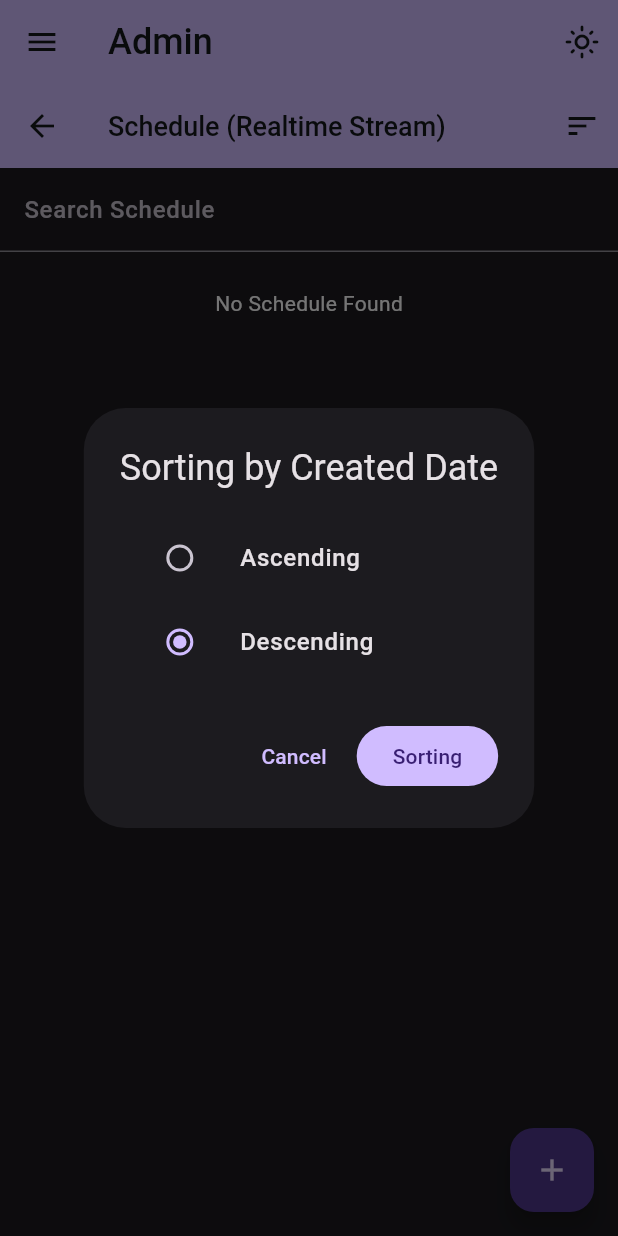
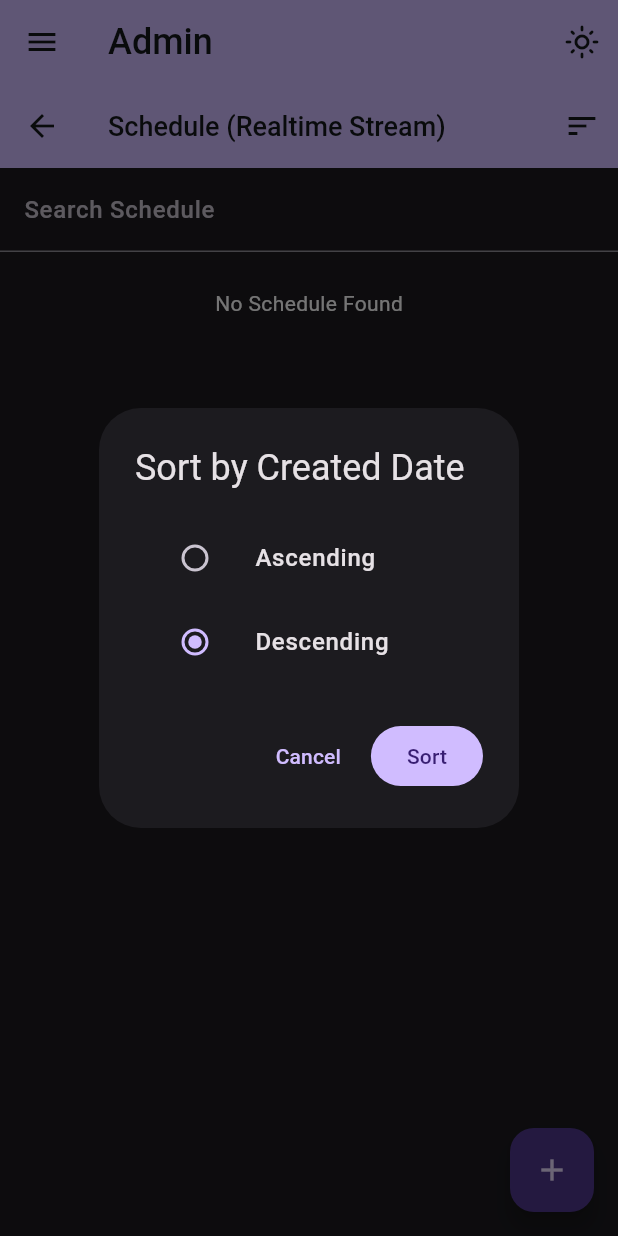
Before and after one commit to gunantosteven/admin, a Flutter app: the ScheduleScreen screen opened by its route, after a tap on the "sort" icon, on a phone screen of 412 x 824 dp. Run offline on Flutter 3.47's test engine with Material 3 defaults, Android fonts, the phone set to English and light mode, and no system bars; our stand-ins replace auto_route, dartz, equatable, flutter_dotenv, flutter_riverpod, freezed_annotation and 2 more; missing offline and left inert: widgetbook, widgetbook_annotation; accounts and stored records are empty; generated files the repository leaves out were written again.

Commit message:
add sort_schedule_controller

```diff
--- a/admin/lib/features/schedule/application/list_schedule_controller.dart
+++ b/admin/lib/features/schedule/application/list_schedule_controller.dart
@@ -1,3 +1,4 @@
+import 'package:admin/features/schedule/application/sort_schedule_controller.dart';
 import 'package:admin/features/schedule/domain/models/schedule_model.dart';
 import 'package:admin/features/schedule/domain/providers/schedule_provider.dart';
 import 'package:admin/shared/constant/page_constant.dart';
@@ -31,9 +32,10 @@ class ListScheduleController extends _$ListScheduleController {
   }
 
   FutureOr<AsyncValue<Stream<List<ScheduleModel>>>> _fetchSchedule() async {
+    final ascending = ref.read(sortScheduleControllerProvider).value ?? false;
     final res = await ref
         .read(scheduleRepositoryProvider)
-        .streamSchedule(limit: _limit);
+        .streamSchedule(limit: _limit, ascending: ascending);
 
     return res.fold(
         (l) => AsyncValue.error(l.message ?? '', StackTrace.current),
--- a/admin/lib/features/schedule/application/search_schedule_controller.dart
+++ b/admin/lib/features/schedule/application/search_schedule_controller.dart
@@ -1,5 +1,6 @@
 import 'dart:async';
 
+import 'package:admin/features/schedule/application/sort_schedule_controller.dart';
 import 'package:admin/features/schedule/domain/models/schedule_model.dart';
 import 'package:admin/features/schedule/domain/providers/schedule_provider.dart';
 import 'package:admin/shared/constant/page_constant.dart';
@@ -23,13 +24,20 @@ class SearchScheduleController extends _$SearchScheduleController {
 
   FutureOr<List<ScheduleModel>> _searchSchedule(String title) async {
     _searchText = title;
+    final ascending = ref.read(sortScheduleControllerProvider).value ?? false;
     final res = await ref
         .watch(scheduleRepositoryProvider)
-        .searchSchedule(limit: _limit, title: title);
+        .searchSchedule(limit: _limit, title: title, ascending: ascending);
     return res.fold((l) => throw l, (r) => r);
   }
 
   void search(String title) async {
+    // If empty change back to realtime stream (list_schedule_controller)
+    if (title.isEmpty) {
+      _searchText = title;
+      state = const AsyncData([]);
+      return;
+    }
     state = const AsyncValue.loading();
     if (_debounce?.isActive ?? false) _debounce?.cancel();
     _debounce = Timer(const Duration(milliseconds: 500), () async {
--- /dev/null
+++ b/admin/lib/features/schedule/application/sort_schedule_controller.dart
@@ -0,0 +1,16 @@
+import 'package:riverpod_annotation/riverpod_annotation.dart';
+
+part 'sort_schedule_controller.g.dart';
+
+///
+@Riverpod(keepAlive: true)
+class SortScheduleController extends _$SortScheduleController {
+  @override
+  FutureOr<bool> build() async {
+    return false;
+  }
+
+  Future<void> sortSchedule(bool ascending) async {
+    state = AsyncValue.data(ascending);
+  }
+}
--- a/admin/lib/features/schedule/data/datasource/schedule_data_source.dart
+++ b/admin/lib/features/schedule/data/datasource/schedule_data_source.dart
@@ -12,9 +12,9 @@ abstract class ScheduleDataSource {
   Future<Either<AppException, bool>> deleteSchedule(
       {required ScheduleModel scheduleModel});
   Future<Either<AppException, Stream<List<ScheduleModel>>>> streamSchedule(
-      {required int limit});
+      {required int limit, bool ascending});
   Future<Either<AppException, Future<List<ScheduleModel>>>> searchSchedule(
-      {required int limit, required String title});
+      {required int limit, required String title, bool ascending});
 }
 
 class ScheduleSupabaseDataSource implements ScheduleDataSource {
@@ -24,12 +24,13 @@ class ScheduleSupabaseDataSource implements ScheduleDataSource {
 
   @override
   Future<Either<AppException, Stream<List<ScheduleModel>>>> streamSchedule(
-      {required int limit}) async {
+      {required int limit, bool ascending = false}) async {
     try {
       final stream = supabaseService
           .stream(
               idKey: ScheduleModel.idKey,
               orderKey: ScheduleModel.createdAtKey,
+              ascending: ascending,
               limit: limit)
           .map((event) {
         var list = <ScheduleModel>[];
@@ -114,14 +115,16 @@ class ScheduleSupabaseDataSource implements ScheduleDataSource {
 
   @override
   Future<Either<AppException, Future<List<ScheduleModel>>>> searchSchedule(
-      {required int limit, required String title}) async {
+      {required int limit,
+      required String title,
+      bool ascending = false}) async {
     try {
       final search = supabaseService
           .search(
               columnSearch: ScheduleModel.titleKey,
               pattern: '%$title%',
               orderKey: ScheduleModel.createdAtKey,
-              ascending: false,
+              ascending: ascending,
               limit: limit)
           .then((event) {
         var list = <ScheduleModel>[];
--- a/admin/lib/features/schedule/data/repositories/schedule_repository_impl.dart
+++ b/admin/lib/features/schedule/data/repositories/schedule_repository_impl.dart
@@ -29,13 +29,14 @@ class ScheduleRepositoryImpl extends ScheduleRepository {
 
   @override
   Future<Either<AppException, Stream<List<ScheduleModel>>>> streamSchedule(
-      {required int limit}) {
-    return dataSource.streamSchedule(limit: limit);
+      {required int limit, bool ascending = false}) {
+    return dataSource.streamSchedule(limit: limit, ascending: ascending);
   }
 
   @override
   Future<Either<AppException, Future<List<ScheduleModel>>>> searchSchedule(
-      {required int limit, required String title}) {
-    return dataSource.searchSchedule(limit: limit, title: title);
+      {required int limit, required String title, bool ascending = false}) {
+    return dataSource.searchSchedule(
+        limit: limit, title: title, ascending: ascending);
   }
 }
--- a/admin/lib/features/schedule/domain/repositories/schedule_repository.dart
+++ b/admin/lib/features/schedule/domain/repositories/schedule_repository.dart
@@ -10,7 +10,7 @@ abstract class ScheduleRepository {
   Future<Either<AppException, bool>> deleteSchedule(
       {required ScheduleModel scheduleModel});
   Future<Either<AppException, Stream<List<ScheduleModel>>>> streamSchedule(
-      {required int limit});
+      {required int limit, bool ascending});
   Future<Either<AppException, Future<List<ScheduleModel>>>> searchSchedule(
-      {required int limit, required String title});
+      {required int limit, required String title, bool ascending});
 }
--- a/admin/lib/features/schedule/presentation/screens/schedule_screen.dart
+++ b/admin/lib/features/schedule/presentation/screens/schedule_screen.dart
@@ -1,6 +1,7 @@
 import 'package:admin/features/schedule/application/delete_schedule_controller.dart';
 import 'package:admin/features/schedule/application/list_schedule_controller.dart';
 import 'package:admin/features/schedule/application/search_schedule_controller.dart';
+import 'package:admin/features/schedule/application/sort_schedule_controller.dart';
 import 'package:admin/features/schedule/presentation/widgets/custom_list_schedule.dart';
 import 'package:admin/features/schedule/presentation/widgets/sort_dialog.dart';
 import 'package:admin/routes/app_route.dart';
@@ -62,6 +63,17 @@ class _ScheduleScreenState extends ConsumerState<ScheduleScreen> {
           loading: () {});
     });
 
+    ref.listen<AsyncValue<bool>>(sortScheduleControllerProvider,
+        (previous, next) {
+      next.when(
+          data: (data) {
+            ref.read(searchScheduleControllerProvider.notifier).reload();
+            ref.read(listScheduleControllerProvider.notifier).initSchedule();
+          },
+          error: (o, s) {},
+          loading: () {});
+    });
+
     return Scaffold(
       appBar: AppBar(
         title: CustomText(
--- a/admin/lib/features/schedule/presentation/widgets/sort_dialog.dart
+++ b/admin/lib/features/schedule/presentation/widgets/sort_dialog.dart
@@ -1,21 +1,29 @@
+import 'package:admin/features/schedule/application/sort_schedule_controller.dart';
 import 'package:flutter/material.dart';
+import 'package:flutter_riverpod/flutter_riverpod.dart';
 
-class SortDialog extends StatefulWidget {
+class SortDialog extends ConsumerStatefulWidget {
   const SortDialog({
     super.key,
   });
 
   @override
-  State<SortDialog> createState() => _SortDialogState();
+  ConsumerState<SortDialog> createState() => _SortDialogState();
 }
 
-class _SortDialogState extends State<SortDialog> {
+class _SortDialogState extends ConsumerState<SortDialog> {
   int selectedOption = 2;
+
+  @override
+  void initState() {
+    selectedOption = ref.read(sortScheduleControllerProvider).value! ? 1 : 2;
+    super.initState();
+  }
 
   @override
   Widget build(BuildContext context) {
     return AlertDialog(
-      title: const Text('Sorting by Created Date'),
+      title: const Text('Sort by Created Date'),
       content: Column(mainAxisSize: MainAxisSize.min, children: [
         ListTile(
           title: const Text('Ascending'),
@@ -50,8 +58,11 @@ class _SortDialogState extends State<SortDialog> {
         FilledButton(
           onPressed: () {
             Navigator.of(context).pop();
+            ref
+                .read(sortScheduleControllerProvider.notifier)
+                .sortSchedule(selectedOption == 1);
           },
-          child: const Text('Sorting'),
+          child: const Text('Sort'),
         ),
       ],
     );
```
